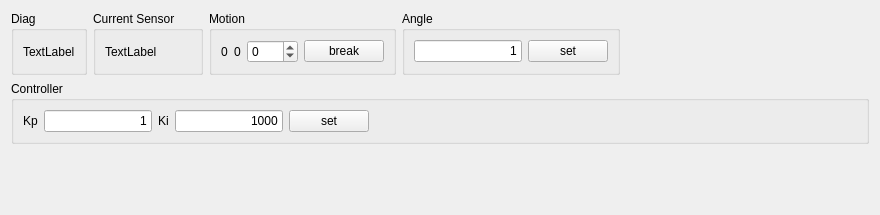
Qt form ui/StateWidget.ui (ivantaran/myrotator-gui) before a commit.
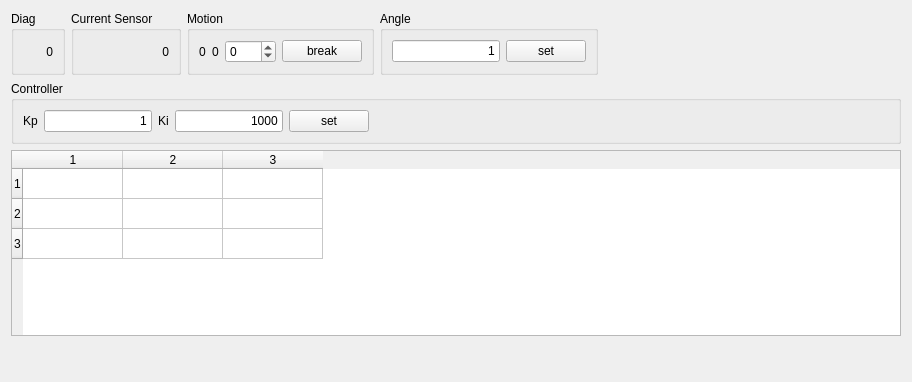
The same form after that commit.

```diff
--- a/ui/StateWidget.ui
+++ b/ui/StateWidget.ui
@@ -6,8 +6,8 @@
    <rect>
     <x>0</x>
     <y>0</y>
-    <width>880</width>
-    <height>215</height>
+    <width>912</width>
+    <height>382</height>
    </rect>
   </property>
   <property name="windowTitle">
@@ -25,7 +25,10 @@
         <item>
          <widget class="QLabel" name="labelDiag">
           <property name="text">
-           <string>TextLabel</string>
+           <string>0</string>
+          </property>
+          <property name="alignment">
+           <set>Qt::AlignRight|Qt::AlignTrailing|Qt::AlignVCenter</set>
           </property>
          </widget>
         </item>
@@ -41,7 +44,10 @@
         <item>
          <widget class="QLabel" name="labelCurrentSensor">
           <property name="text">
-           <string>TextLabel</string>
+           <string>0</string>
+          </property>
+          <property name="alignment">
+           <set>Qt::AlignRight|Qt::AlignTrailing|Qt::AlignVCenter</set>
           </property>
          </widget>
         </item>
@@ -232,6 +238,22 @@
      </layout>
     </widget>
    </item>
+   <item>
+    <widget class="QTableWidget" name="tableWidget">
+     <property name="rowCount">
+      <number>3</number>
+     </property>
+     <property name="columnCount">
+      <number>3</number>
+     </property>
+     <row/>
+     <row/>
+     <row/>
+     <column/>
+     <column/>
+     <column/>
+    </widget>
+   </item>
    <item>
     <spacer name="verticalSpacer">
      <property name="orientation">
```
